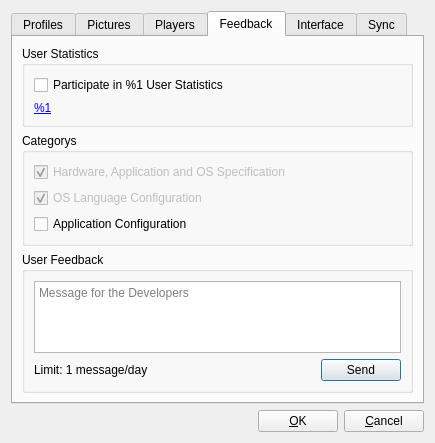
This is OptionsDialog.ui in Syping/gta5sync as Qt 5 draws it before an edit. The edited form follows.
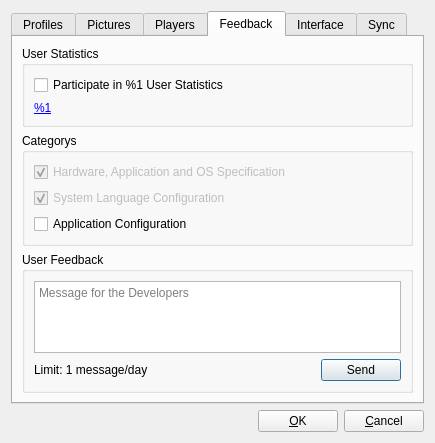
This is the edited form. The open tabs and pages were chosen to show the change.

What changed in the file:
```diff
--- a/OptionsDialog.ui
+++ b/OptionsDialog.ui
@@ -438,7 +438,7 @@
              <bool>false</bool>
             </property>
             <property name="text">
-             <string>OS Language Configuration</string>
+             <string>System Language Configuration</string>
             </property>
             <property name="checked">
              <bool>true</bool>
```
